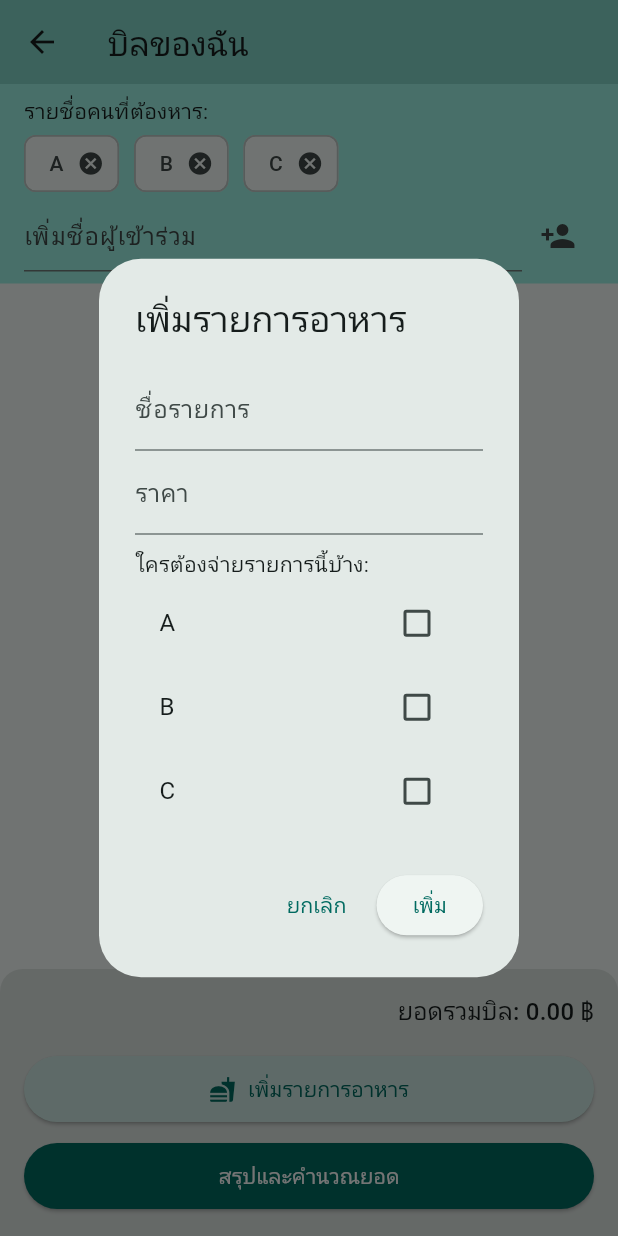
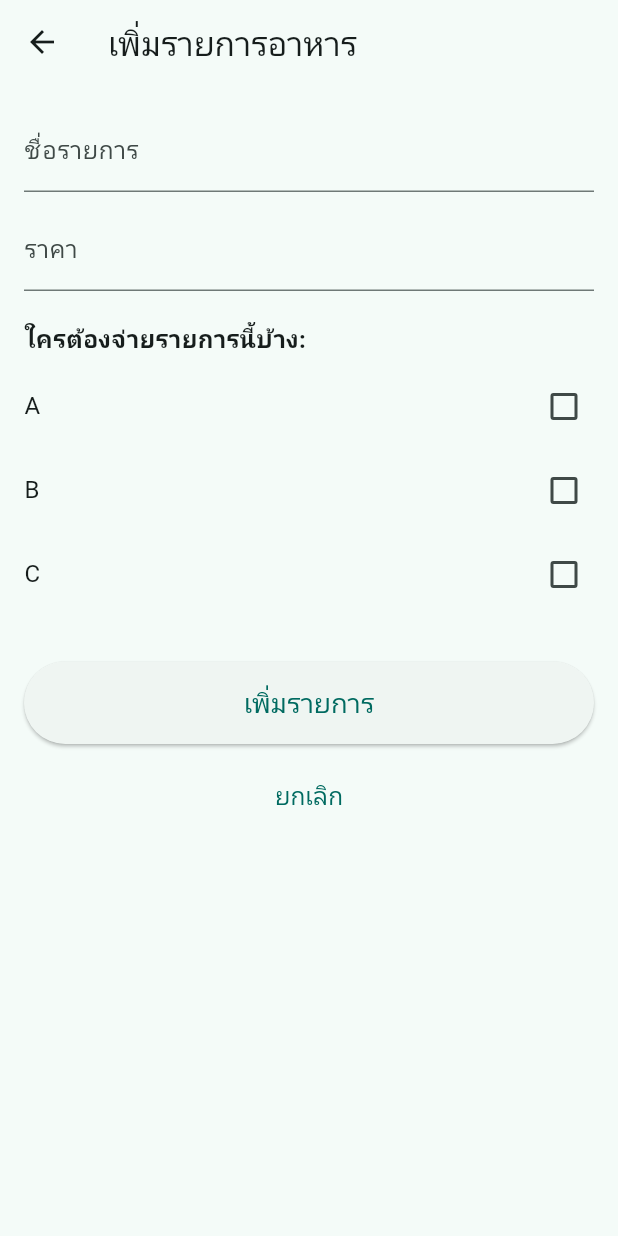
Before and after one commit to NuggetBBQ/Khungold, a Flutter app: the CreateBill screen opened by its route, after a tap on "เพิ่มรายการอาหาร", on a phone screen of 412 x 824 dp. Run offline on Flutter 3.47's test engine with Material 3 defaults, Android fonts, the phone set to English and light mode, and no system bars.

Commit message:
Scaffold P07

```diff
--- a/lib/pages/p01_create_bill_page.dart
+++ b/lib/pages/p01_create_bill_page.dart
@@ -215,7 +215,7 @@ class _CreateBillState extends State<CreateBill> {
     final result = await showDialog(
       context: context,
       builder: (context) {
-        return AddItemDialog(participants: _participants);
+        return AddItemPage(participants: _participants);
       },
     );
 
--- a/lib/pages/p07_add_item_dialog.dart
+++ b/lib/pages/p07_add_item_dialog.dart
@@ -1,48 +1,87 @@
 import 'package:flutter/material.dart';
 import 'package:khungold/models/bill_models.dart';
 
-class AddItemDialog extends StatefulWidget {
+class AddItemPage extends StatefulWidget {
   final List<Participant> participants;
 
-  const AddItemDialog({super.key, required this.participants});
+  const AddItemPage({super.key, required this.participants});
 
   @override
-  State<AddItemDialog> createState() => _AddItemDialogState();
+  State<AddItemPage> createState() => _AddItemPageState();
 }
 
-class _AddItemDialogState extends State<AddItemDialog> {
+class _AddItemPageState extends State<AddItemPage> {
   final _itemFormKey = GlobalKey<FormState>();
   final TextEditingController _nameController = TextEditingController();
   final TextEditingController _priceController = TextEditingController();
   List<String> _selectedIds = [];
 
   @override
+  void initState() {
+    super.initState();
+  }
+
+  @override
+  void dispose() {
+    _nameController.dispose();
+    _priceController.dispose();
+    super.dispose();
+  }
+
+  void _addItem() {
+
+    if (_itemFormKey.currentState!.validate()) {
+      if (_selectedIds.isEmpty) {
+        ScaffoldMessenger.of(context).showSnackBar(
+              const SnackBar(
+                content: Text('โปรดเลือกผู้เข้าร่วมอย่างน้อย 1 คน'),
+                duration: Duration(seconds: 2),
+              )
+        );
+        return;
+      }
+
+      final newItem = BillItem(
+        name: _nameController.text,
+        price: double.parse(_priceController.text),
+        participantIds: _selectedIds,
+      );
+
+      Navigator.pop(context, newItem);
+    }
+  }
+
+  @override
   Widget build(BuildContext context) {
-    return AlertDialog(
+    return Scaffold(
+      appBar: AppBar(
         title: const Text('เพิ่มรายการอาหาร'),
-      content: SingleChildScrollView(
+      ),
+      body: SafeArea(
+        child: SingleChildScrollView(
+          padding: const EdgeInsets.all(16.0),
           child: Form(
             key: _itemFormKey,
             child: Column(
-            mainAxisSize: MainAxisSize.min,
-            crossAxisAlignment: CrossAxisAlignment.start,
+              crossAxisAlignment: CrossAxisAlignment.stretch,
               children: [
                 TextFormField(
                   controller: _nameController,
                   decoration: const InputDecoration(labelText: 'ชื่อรายการ'),
                   validator: (v) => v!.isEmpty ? 'โปรดระบุชื่อ' : null,
                 ),
+                const SizedBox(height: 10),
                 TextFormField(
                   controller: _priceController,
                   decoration: const InputDecoration(labelText: 'ราคา'),
                   keyboardType: TextInputType.number,
-                validator: (v) => double.tryParse(v!) == null || double.parse(v) <= 0
+                  validator: (v) => double.tryParse(v!) == null || double.parse(v!) <= 0
                       ? 'ระบุราคาที่ถูกต้อง'
                       : null,
                 ),
                 const Padding(
-                padding: EdgeInsets.only(top: 10),
-                child: Text('ใครต้องจ่ายรายการนี้บ้าง:'),
+                  padding: EdgeInsets.only(top: 20, bottom: 5),
+                  child: Text('ใครต้องจ่ายรายการนี้บ้าง:', style: TextStyle(fontWeight: FontWeight.bold, fontSize: 16)),
                 ),
                 ...widget.participants.map((p) => CheckboxListTile(
                       title: Text(p.name),
@@ -56,37 +95,31 @@ class _AddItemDialogState extends State<AddItemDialog> {
                           }
                         });
                       },
+                      contentPadding: EdgeInsets.zero,
                     )).toList(),
+
+                const SizedBox(height: 30),
+
+                ElevatedButton(
+                  onPressed: _addItem,
+                  style: ElevatedButton.styleFrom(
+                    padding: const EdgeInsets.symmetric(vertical: 15),
+                    textStyle: const TextStyle(fontSize: 18),
+                  ),
+                  child: const Text('เพิ่มรายการ'),
+                ),
+
+                const SizedBox(height: 10),
+
+                TextButton(
+                  onPressed: () => Navigator.pop(context),
+                  child: const Text('ยกเลิก', style: TextStyle(fontSize: 16)),
+                ),
               ],
             ),
           ),
         ),
-      actions: [
-        TextButton(onPressed: () => Navigator.pop(context), child: const Text('ยกเลิก')),
-        ElevatedButton(
-          onPressed: _addItem,
-          child: const Text('เพิ่ม'),
       ),
-      ],
     );
   }
-
-  void _addItem() {
-    if (_itemFormKey.currentState!.validate()) {
-      if (_selectedIds.isEmpty) {
-        ScaffoldMessenger.of(context).showSnackBar(
-             const SnackBar(content: Text('โปรดเลือกผู้เข้าร่วมอย่างน้อย 1 คน'))
-        );
-        return;
 }
-
-      final newItem = BillItem(
-        name: _nameController.text,
-        price: double.parse(_priceController.text),
-        participantIds: _selectedIds,
-      );
-
-      Navigator.pop(context, newItem);
-    }
-  }
-}
```
Lines whose indentation alone changed are shown as unchanged.
